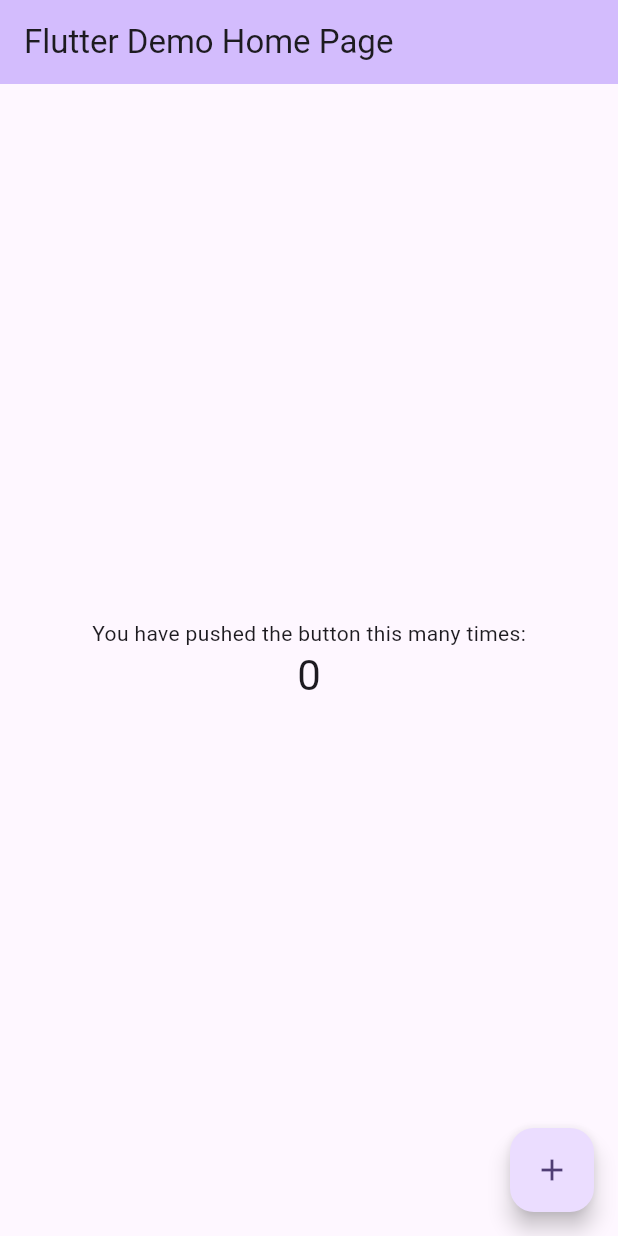
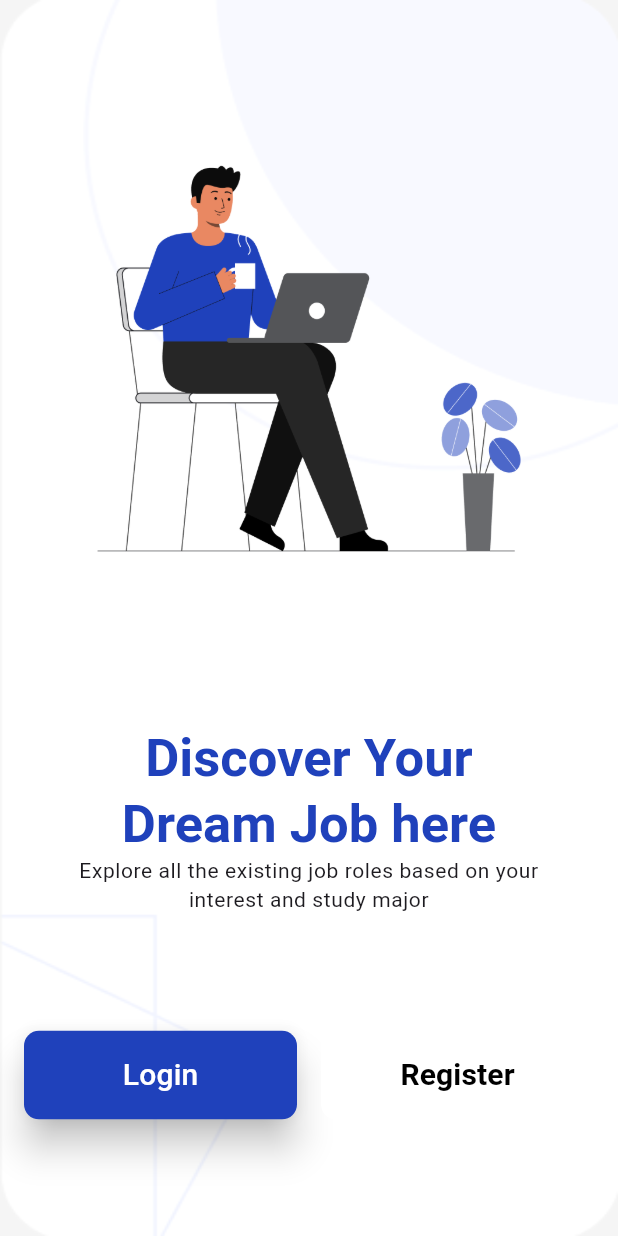
Before and after one commit to htpit1106/LoginRegisterForm-Flutter, a Flutter app: the screen it shows after launch, on a phone screen of 412 x 824 dp. Run offline on Flutter 3.47's test engine with Material 3 defaults, Android fonts, the phone set to English and light mode, and no system bars; our stand-ins replace go_router.

Commit message:
login_register form

```diff
--- /dev/null
+++ b/lib/app.dart
@@ -0,0 +1,69 @@
+
+import 'package:flutter/material.dart';
+import 'package:go_router/go_router.dart';
+
+import 'package:loginform/screens/login.dart';
+import 'package:loginform/screens/register.dart';
+import 'package:loginform/screens/welcome.dart';
+
+final _router = GoRouter(
+    routes: [
+      GoRoute(path: '/', builder: (context, state) => WelcomeScreen(), routes: [
+        GoRoute(path: '/login', name: 'login', builder: (context, state) => LoginScreen()),
+        GoRoute(path:'/register', name: 'register', builder: (context, state) => RegisterScreen())
+      ]),
+
+    ]
+);
+
+class LoginRegisterForm extends StatelessWidget {
+
+  @override
+  Widget build(BuildContext context) {
+    return MaterialApp.router(
+      title: 'Flutter Demo',
+
+      routerConfig: _router ,
+      theme: _buildThemData()
+    );
+  }
+}
+
+ThemeData _buildThemData() {
+  ThemeData base = ThemeData.light();
+  return base.copyWith(
+    colorScheme: base.colorScheme.copyWith(),
+    inputDecorationTheme: const InputDecorationTheme(
+      border: OutlineInputBorder(),
+      focusedBorder: OutlineInputBorder(
+        borderSide: BorderSide(width: 2, color: Color(0xFF1F41BB)),
+      ),
+    ),
+    textTheme: _buildTextThem(base.textTheme)
+  );
+}
+
+TextTheme _buildTextThem(TextTheme base) {
+  return base.copyWith(
+    headlineSmall: base.headlineSmall!.copyWith(fontWeight: FontWeight.w500),
+    titleLarge: base.titleLarge!.copyWith(
+      color: Color(0xFF1F41BB),
+      fontSize: 35,
+      fontWeight: FontWeight.bold,
+    ),
+    labelSmall: base.labelSmall!.copyWith(
+      fontSize: 15,
+      color: Color(0xFF1F41BB),
+      fontWeight: FontWeight.w600
+    ) ,
+    bodySmall: base.bodySmall!.copyWith(
+      fontWeight: FontWeight.w400,
+      fontSize: 14.0,
+    ),
+    bodyLarge: base.bodyLarge!.copyWith(
+      fontWeight: FontWeight.w500,
+
+      fontSize: 20.0,
+    ),
+  );
+}
--- /dev/null
+++ b/lib/common/app_colors.dart
@@ -0,0 +1,7 @@
+import 'dart:ui';
+
+class AppColors {
+  AppColors._();
+
+  static const Color blueApp = Color(0xFF1F41BB);
+}
--- a/lib/main.dart
+++ b/lib/main.dart
@@ -1,4 +1,6 @@
 import 'package:flutter/material.dart';
+
+import 'app.dart';
 
 void main() {
   runApp(const MyApp());
@@ -10,28 +12,7 @@ class MyApp extends StatelessWidget {
   // This widget is the root of your application.
   @override
   Widget build(BuildContext context) {
-    return MaterialApp(
-      title: 'Flutter Demo',
-      theme: ThemeData(
-        // This is the theme of your application.
-        //
-        // TRY THIS: Try running your application with "flutter run". You'll see
-        // the application has a purple toolbar. Then, without quitting the app,
-        // try changing the seedColor in the colorScheme below to Colors.green
-        // and then invoke "hot reload" (save your changes or press the "hot
-        // reload" button in a Flutter-supported IDE, or press "r" if you used
-        // the command line to start the app).
-        //
-        // Notice that the counter didn't reset back to zero; the application
-        // state is not lost during the reload. To reset the state, use hot
-        // restart instead.
-        //
-        // This works for code too, not just values: Most code changes can be
-        // tested with just a hot reload.
-        colorScheme: ColorScheme.fromSeed(seedColor: Colors.deepPurple),
-      ),
-      home: const MyHomePage(title: 'Flutter Demo Home Page'),
-    );
+    return LoginRegisterForm();
   }
 }
 
--- /dev/null
+++ b/lib/router/router_config.dart
@@ -0,0 +1,4 @@
+class AppRouter{
+  AppRouter._();
+
+}
--- /dev/null
+++ b/lib/screens/welcome.dart
@@ -0,0 +1,83 @@
+import 'package:flutter/material.dart';
+import 'package:go_router/go_router.dart';
+
+
+import '../widget/background_widget.dart';
+import '../widget/button/app_button.dart';
+import '../widget/button/app_text_button.dart';
+
+class WelcomeScreen extends StatefulWidget {
+  @override
+  State<StatefulWidget> createState() {
+    return _WelcomeState();
+  }
+}
+
+class _WelcomeState extends State<WelcomeScreen> {
+  @override
+  Widget build(BuildContext context) {
+    return Scaffold(
+      body: BackgroundWidget(
+        child: Column(
+          crossAxisAlignment: CrossAxisAlignment.center,
+          mainAxisAlignment: MainAxisAlignment.spaceEvenly,
+          children: [
+            Flexible(
+              flex: 3,
+
+              child: Center(child: Image.asset("assets/images/welcome.png")),
+            ),
+            Flexible(
+              flex: 4,
+              child: Padding(
+                padding: EdgeInsets.symmetric(
+                  horizontal: MediaQuery.of(context).size.width * 0.1,
+                ),
+                child: RichText(
+                  textAlign: TextAlign.center,
+                  text: TextSpan(
+                    children: [
+                      TextSpan(
+                        text: "Discover Your Dream Job here\n",
+                        style: Theme.of(context).textTheme.titleLarge,
+                      ),
+                      TextSpan(
+                        text:
+                            "Explore all the existing job roles based on your interest and study major",
+                        style: Theme.of(context).textTheme.bodySmall,
+                      ),
+                    ],
+                  ),
+                ),
+              ),
+            ),
+            Row(
+              mainAxisAlignment: MainAxisAlignment.spaceAround,
+              children: [
+                SizedBox(width: 16),
+                Expanded(
+                  child: AppButton(
+                    textButton: "Login",
+                    onPress: () {
+                      context.push('/login');
+                    },
+                  ),
+                ),
+                SizedBox(width: 16),
+                Expanded(
+                  child: AppTextButton(
+                    text: "Register",
+                    onPress: () {
+                      context.go("/register");
+                    },
+                  ),
+                ),
+                SizedBox(width: 16),
+              ],
+            ),
+          ],
+        ),
+      ),
+    );
+  }
+}
--- /dev/null
+++ b/lib/widget/background_widget.dart
@@ -0,0 +1,22 @@
+import 'package:flutter/material.dart';
+
+class BackgroundWidget extends StatelessWidget {
+  final Widget child;
+
+  const BackgroundWidget({super.key, required this.child});
+
+  @override
+  Widget build(BuildContext context) {
+    return Container(
+      height: MediaQuery.heightOf(context),
+      width: MediaQuery.widthOf(context),
+      decoration: const BoxDecoration(
+        image: DecorationImage(
+          image: AssetImage('assets/images/bg.png'), // 👈 đặt ảnh ở đây
+          fit: BoxFit.fill, // hoặc BoxFit.fill nếu muốn full
+        ),
+      ),
+      child: child,
+    );
+  }
+}
--- /dev/null
+++ b/lib/widget/button/app_button.dart
@@ -0,0 +1,32 @@
+import 'package:flutter/material.dart';
+
+
+import '../../common/app_colors.dart';
+
+class AppButton extends StatelessWidget {
+  final String textButton;
+  final VoidCallback? onPress;
+
+  const AppButton({super.key, required this.textButton, this.onPress});
+
+  @override
+  Widget build(BuildContext context) {
+    return ElevatedButton(
+      onPressed: onPress,
+      child: Text(textButton, style: TextStyle(
+        fontWeight: FontWeight.w500,
+        color: Colors.white,
+        fontSize: 20
+      )),
+      style: ElevatedButton.styleFrom(
+        foregroundColor: Colors.white,
+        backgroundColor: AppColors.blueApp,
+        padding: EdgeInsets.only(top: 15.0, bottom: 15.0) ,
+        shape: RoundedRectangleBorder(
+          borderRadius: BorderRadius.circular(10)
+        ),
+        elevation: 10
+      ),
+    );
+  }
+}
--- /dev/null
+++ b/lib/widget/button/app_text_button.dart
@@ -0,0 +1,30 @@
+import 'package:flutter/material.dart';
+
+import '../../common/app_colors.dart';
+
+class AppTextButton extends StatelessWidget {
+  const AppTextButton({super.key, required this.text, this.onPress});
+
+  final String text;
+  final VoidCallback? onPress;
+
+  @override
+  Widget build(BuildContext context) {
+    return TextButton(
+      onPressed: onPress,
+      style: TextButton.styleFrom(
+        backgroundColor: Colors.white,
+        padding: EdgeInsets.only(top: 15.0, bottom: 15.0),
+        shape: RoundedRectangleBorder(borderRadius: BorderRadius.circular(10)),
+      ),
+      child: Text(
+        text,
+        style: TextStyle(
+          fontWeight: FontWeight.w600,
+          color: Colors.black,
+          fontSize: 20,
+        ),
+      ),
+    );
+  }
+}
--- a/pubspec.yaml
+++ b/pubspec.yaml
@@ -35,6 +35,7 @@ dependencies:
   # Use with the CupertinoIcons class for iOS style icons.
   cupertino_icons: ^1.0.8
 
+  go_router: ^14.0.0
 dev_dependencies:
   flutter_test:
     sdk: flutter
@@ -56,7 +57,9 @@ flutter:
   # included with your application, so that you can use the icons in
   # the material Icons class.
   uses-material-design: true
-
+  assets:
+    - assets/images/
+    - assets/icons/
   # To add assets to your application, add an assets section, like this:
   # assets:
   #   - images/a_dot_burr.jpeg
```
Also changed, not shown: lib/screens/login.dart (added, +135 -0 lines), lib/screens/register.dart (added, +150 -0 lines), lib/widget/button/TextFormFieldCustom.dart (added, +34 -0 lines), lib/widget/button/app_icon_button.dart (added, +48 -0 lines), assets/icons/apple.png (added), assets/icons/facebook.png (added), assets/icons/google.png (added), assets/images/bg.png (added), assets/images/welcome.png (added), pubspec.lock.
